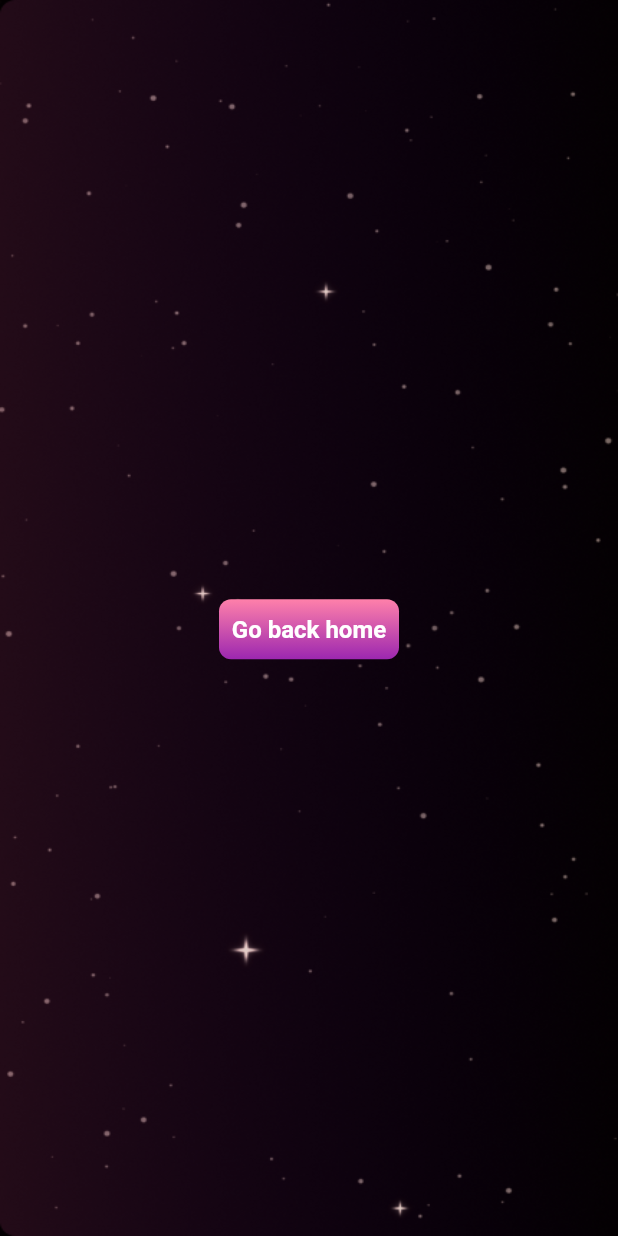
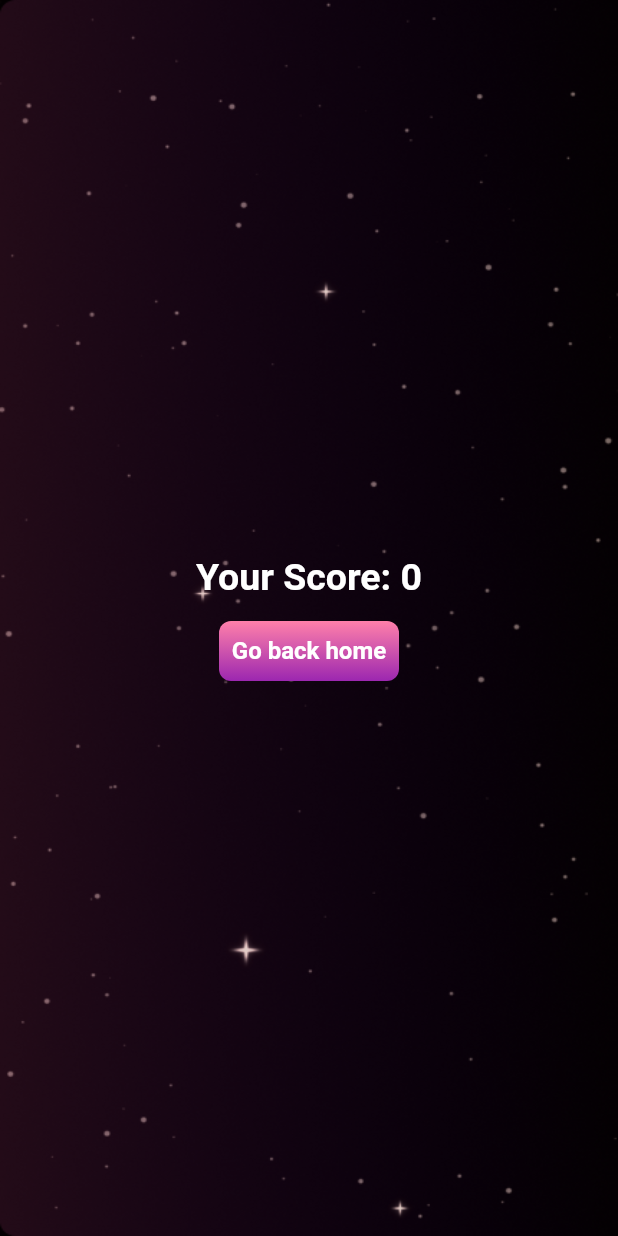
Before and after one commit to Rushi-creates/Math-quiz, a Flutter app: the ResultsScreen screen opened directly, on a phone screen of 412 x 824 dp. Run offline on Flutter 3.47's test engine with Material 2 defaults, Android fonts, the phone set to English and light mode, and no system bars; our stand-ins replace bloc, equatable, flutter_bloc.

Commit message:
score feature added

```diff
--- a/lib/MODULES/COMMON/logic/cubit/score_cubit.dart
+++ b/lib/MODULES/COMMON/logic/cubit/score_cubit.dart
@@ -1,20 +1,20 @@
-// import 'package:bloc/bloc.dart';
-// import 'package:equatable/equatable.dart';
+import 'package:bloc/bloc.dart';
+import 'package:equatable/equatable.dart';
 
-// part 'score_state.dart';
+part 'score_state.dart';
 
-// class ScoreCubit extends Cubit<int> {
-//   ScoreCubit() : super(0);
+class ScoreCubit extends Cubit<int> {
+  ScoreCubit() : super(0);
 
-//   void incrementScore() {
-//     emit(state + 1);
-//   }
+  void incrementScore() {
+    emit(state + 1);
+  }
 
-//   void resetScore() {
-//     emit(0);
-//   }
+  void resetScore() {
+    emit(0);
+  }
 
-//   // void decrement() {
-//   //   emit(state - 1);
-//   // }
-// }
+  // void decrement() {
+  //   emit(state - 1);
+  // }
+}
--- a/lib/MODULES/Home/home.dart
+++ b/lib/MODULES/Home/home.dart
@@ -211,7 +211,7 @@ class _HomeState extends State<Home> {
       padding: const EdgeInsets.only(top: 15.0),
       child: GestureDetector(
         onTap: () {
-          // BlocProvider.of<ScoreCubit>(context).resetScore();
+          BlocProvider.of<ScoreCubit>(context).resetScore();
           index == 1
               ? QuizSingleton.o.setType('addition')
               : index == 2
--- a/lib/MODULES/RESULTS/results_screen.dart
+++ b/lib/MODULES/RESULTS/results_screen.dart
@@ -52,25 +52,25 @@ class _ResultsScreenState extends State<ResultsScreen> {
           child: Column(
             mainAxisAlignment: MainAxisAlignment.center,
             children: [
-              // BlocBuilder<ScoreCubit, int>(
-              //   builder: (context, state) {
-              //     return Text(
-              //       'Your Score: $state',
-              //       // maxLines: 2,
-              //       // overflow: TextOverflow.ellipsis,
-              //       // textAlign: TextAlign.center,
-              //       style: const TextStyle(
-              //         color: Colors.white,
-              //         // decoration: TextDecoration.none,
-              //         // fontStyle: FontStyle.italic,
-              //         // fontFamily: "FontNameHere" ,
-              //         fontWeight: FontWeight.bold,
-              //         // fontWeight: FontWeight.w300,
-              //         fontSize: 25.0,
-              //       ),
-              //     );
-              //   },
-              // ),
+              BlocBuilder<ScoreCubit, int>(
+                builder: (context, state) {
+                  return Text(
+                    'Your Score: $state',
+                    // maxLines: 2,
+                    // overflow: TextOverflow.ellipsis,
+                    // textAlign: TextAlign.center,
+                    style: const TextStyle(
+                      color: Colors.white,
+                      // decoration: TextDecoration.none,
+                      // fontStyle: FontStyle.italic,
+                      // fontFamily: "FontNameHere" ,
+                      fontWeight: FontWeight.bold,
+                      // fontWeight: FontWeight.w300,
+                      fontSize: 25.0,
+                    ),
+                  );
+                },
+              ),
               const GradientPinkButtonWidget(
                 navToScreen: Home(),
                 text: 'Go back home',
--- a/lib/main.dart
+++ b/lib/main.dart
@@ -17,7 +17,7 @@ class MainApp extends StatelessWidget {
     return MultiBlocProvider(
       providers: [
         //@ CUBIT
-        // BlocProvider(create: (context) => ScoreCubit()),
+        BlocProvider(create: (context) => ScoreCubit()),
 
         //@ BLOCS
         BlocProvider(create: (context) => QuizBloc()),
```
Also changed, not shown: lib/MODULES/COMMON/logic/cubit/score_state.dart (+7 -7 lines), lib/MODULES/QUIZ/quiz_screen.dart (+20 -68 lines).
